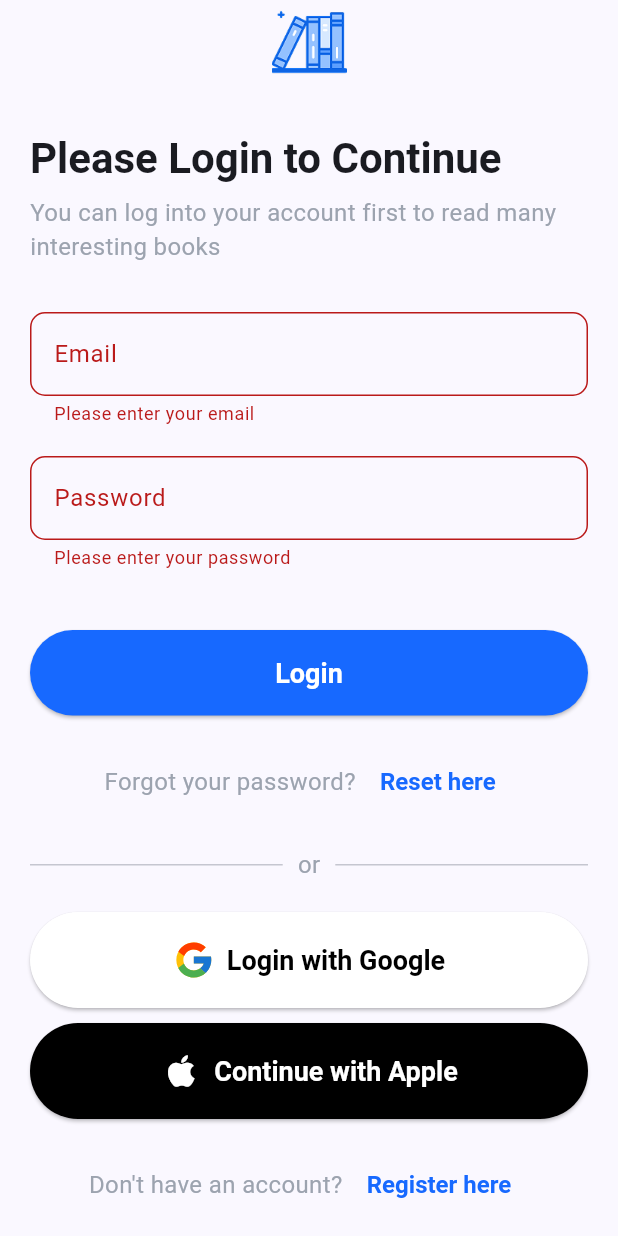
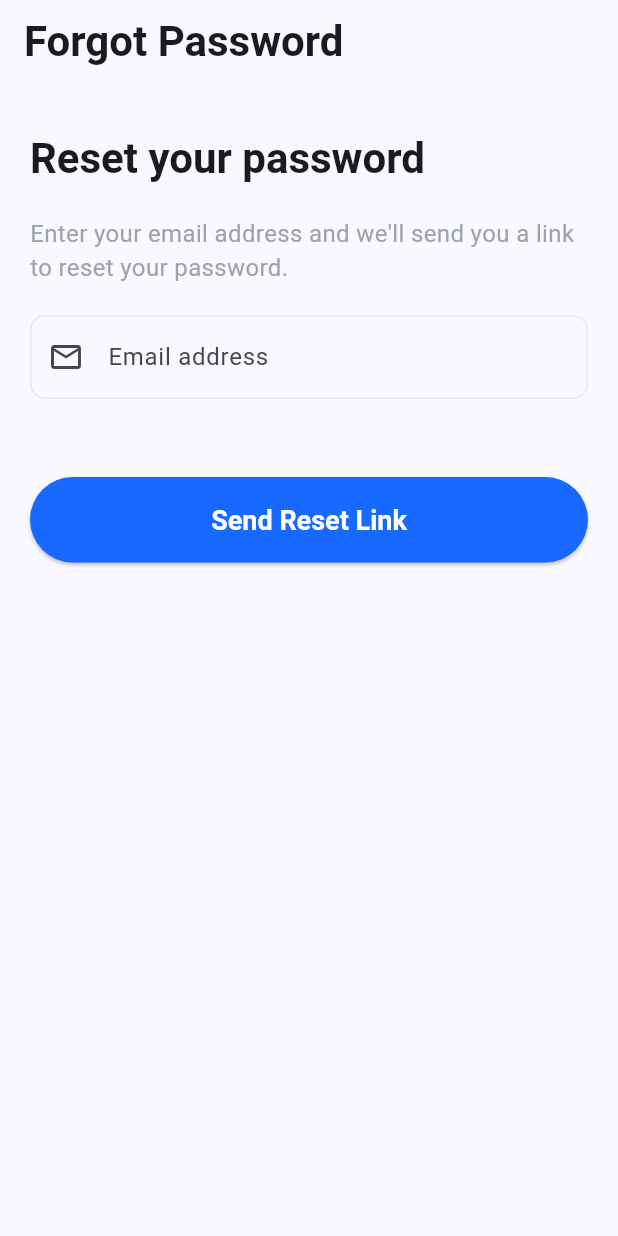
Before and after one commit to Hasibol-Hoda-Inu/Lipika, a Flutter app: the screen it shows after launch, after a tap on "Login", after a tap on "Reset here", on a phone screen of 412 x 824 dp. Run offline on Flutter 3.47's test engine with Material 3 defaults, Android fonts, the phone set to English and light mode, and no system bars; our stand-ins replace carousel_slider, flutter_svg, go_router, supabase_flutter; accounts and stored records are empty.

Commit message:
password reset flow added and auth ui enhanced

```diff
--- a/lib/application/routes/app_route_config.dart
+++ b/lib/application/routes/app_route_config.dart
@@ -1,7 +1,9 @@
 import 'package:flutter/material.dart';
 import 'package:go_router/go_router.dart';
 import 'package:lipika/features/auth/ui/screens/email_confirmation_screen.dart';
+import 'package:lipika/features/auth/ui/screens/forgot_password_screen.dart';
 import 'package:lipika/features/auth/ui/screens/login_screen.dart';
+import 'package:lipika/features/auth/ui/screens/reset_password_screen.dart';
 import 'package:lipika/features/auth/ui/screens/sign_up_screen.dart';
 import 'package:lipika/features/auth/ui/screens/splash_screen.dart';
 import 'package:lipika/features/category/ui/screens/categories_screen.dart';
@@ -12,7 +14,8 @@ import 'package:lipika/features/profile/ui/screens/account_settings.dart';
 import 'package:lipika/features/profile/ui/screens/personal_details.dart';
 import 'package:lipika/features/profile/ui/screens/privacy_policy.dart';
 import 'package:lipika/features/profile/ui/screens/profile.dart';
-
+import 'package:provider/provider.dart';
+import 'package:lipika/features/auth/ui/controllers/auth_controller.dart';
 import '../../features/auth/ui/controllers/auth_session_controller.dart';
 import '../../features/checkout_funnel/ui/screens/cart.dart';
 import '../../features/common/ui/screens/main_bottom_nav_screen.dart';
@@ -49,15 +52,31 @@ GoRouter createAppRouter(AuthSessionController authSession) {
         AppRouteConst.emailConfirmationRouteName,
       );
 
+      final String forgotPasswordPath = state.namedLocation(
+        AppRouteConst.forgotPasswordRouteName,
+      );
+
+      final String resetPasswordPath = state.namedLocation(
+        AppRouteConst.resetPasswordRouteName,
+      );
+
+      final bool isResetPassword =
+          currentPath == resetPasswordPath;
+
       final bool isSplash = currentPath == splashPath;
 
       final bool isAuthRoute =
           currentPath == loginPath ||
               currentPath == signUpPath ||
-              currentPath == confirmationPath;
+              currentPath == confirmationPath ||
+              currentPath == forgotPasswordPath;
 
       if (!authSession.isSplashComplete) {
         return isSplash ? null : splashPath;
+      }
+
+      if (authSession.isPasswordRecovery) {
+        return isResetPassword ? null : resetPasswordPath;
       }
 
       switch (authSession.status) {
@@ -72,7 +91,7 @@ GoRouter createAppRouter(AuthSessionController authSession) {
           return loginPath;
 
         case AppAuthStatus.authenticated:
-          if (isSplash || isAuthRoute) {
+          if (isSplash || isAuthRoute || isResetPassword) {
             return homePath;
           }
 
@@ -111,6 +130,29 @@ GoRouter createAppRouter(AuthSessionController authSession) {
         path: "/login",
         pageBuilder: (context, state) =>
             const MaterialPage(child: LoginScreen()),
+      ),
+      GoRoute(
+        name: AppRouteConst.forgotPasswordRouteName,
+        path: "/forgotPassword",
+        pageBuilder: (context, state) => MaterialPage(
+                child: ForgotPasswordScreen(
+                    initialEmail: state.extra as String?,
+                    onSendResetLink: (mail) {
+                      return context.read<AuthController>().sendPasswordResetEmail(email: mail);
+                    })
+            ),
+      ),
+      GoRoute(
+        name: AppRouteConst.resetPasswordRouteName,
+        path: "/resetPassword",
+        pageBuilder: (context, state) => MaterialPage(
+          child: ResetPasswordScreen(
+            onUpdatePassword: (password) {
+              return context.read<AuthController>()
+                  .updatePassword(newPassword: password);
+            },
+          ),
+        ),
       ),
       GoRoute(
         name: AppRouteConst.profileRouteName,
--- a/lib/application/routes/app_route_const.dart
+++ b/lib/application/routes/app_route_const.dart
@@ -3,6 +3,8 @@ class AppRouteConst {
   static const String signUpRouteName = "signUp";
   static const String loginRouteName = "login";
   static const String emailConfirmationRouteName = "emailConfirmation";
+  static const String forgotPasswordRouteName = "forgotPassword";
+  static const String resetPasswordRouteName = "resetPassword";
 
   static const String homeRouteName = "home";
 
--- a/lib/features/auth/ui/controllers/auth_session_controller.dart
+++ b/lib/features/auth/ui/controllers/auth_session_controller.dart
@@ -10,6 +10,9 @@ class AuthSessionController extends ChangeNotifier {
 
   bool _isSplashComplete = false;
   bool get isSplashComplete => _isSplashComplete;
+
+  bool _isPasswordRecovery = false;
+  bool get isPasswordRecovery => _isPasswordRecovery;
 
   final SupabaseClient _supabase;
   late final StreamSubscription<AuthState> _authSubscription;
@@ -40,7 +43,15 @@ class AuthSessionController extends ChangeNotifier {
             _updateSession(session);
             break;
 
+          case AuthChangeEvent.passwordRecovery:
+            _isPasswordRecovery = session != null;
+            _updateSession(session);
+            notifyListeners();
+            debugPrint("✅ Password recovery session detected");
+            break;
+
           case AuthChangeEvent.signedOut:
+            _isPasswordRecovery = false;
             _setStatus(AppAuthStatus.unauthenticated);
             break;
 
--- /dev/null
+++ b/lib/features/auth/ui/screens/forgot_password_screen.dart
@@ -0,0 +1,148 @@
+import 'package:flutter/material.dart';
+import 'package:lipika/features/auth/ui/utils/regex_validators.dart';
+
+import '../../../common/ui/widgets/app_snackbar.dart';
+
+class ForgotPasswordScreen extends StatefulWidget {
+  const ForgotPasswordScreen({
+    super.key,
+    required this.onSendResetLink,
+    this.initialEmail,
+  });
+
+  final Future<String?> Function(String email) onSendResetLink;
+  final String? initialEmail;
+
+  @override
+  State<ForgotPasswordScreen> createState() => _ForgotPasswordScreenState();
+}
+
+class _ForgotPasswordScreenState extends State<ForgotPasswordScreen> {
+  final GlobalKey<FormState> _formKey = GlobalKey<FormState>();
+  final TextEditingController _emailController = TextEditingController();
+
+  bool _isLoading = false;
+
+  @override
+  void initState() {
+    super.initState();
+    _emailController.text = widget.initialEmail ?? '';
+  }
+
+  @override
+  Widget build(BuildContext context) {
+    final theme = Theme.of(context);
+
+    return Scaffold(
+      appBar: AppBar(title: const Text("Forgot Password")),
+      body: SafeArea(
+        child: SingleChildScrollView(
+          padding: const EdgeInsets.symmetric(horizontal: 20, vertical: 32),
+          child: Center(
+            child: ConstrainedBox(
+              constraints: const BoxConstraints(maxWidth: 440),
+              child: Column(
+                crossAxisAlignment: CrossAxisAlignment.start,
+                spacing: 20,
+                children: [
+                  Text(
+                    "Reset your password",
+                    style: theme.textTheme.titleLarge,
+                  ),
+                  Text(
+                    "Enter your email address and we'll "
+                    "send you a link to reset your password.",
+                    style: theme.textTheme.bodyMedium,
+                  ),
+                  buildResetPasswordForm(),
+                  const SizedBox(height: 12),
+                  SizedBox(
+                    width: double.infinity,
+                    child: ElevatedButton(
+                      onPressed: _isLoading ? null : _sendResetLink,
+                      child: _isLoading
+                          ? const SizedBox(
+                              width: 24,
+                              height: 24,
+                              child: CircularProgressIndicator(
+                                color: Colors.white,
+                                strokeWidth: 2,
+                              ),
+                            )
+                          : const Text("Send Reset Link"),
+                    ),
+                  ),
+                ],
+              ),
+            ),
+          ),
+        ),
+      ),
+    );
+  }
+
+  Form buildResetPasswordForm() {
+    return Form(
+      key: _formKey,
+      child: TextFormField(
+        controller: _emailController,
+        keyboardType: TextInputType.emailAddress,
+        textInputAction: TextInputAction.done,
+        autofillHints: const [AutofillHints.email],
+        autovalidateMode: AutovalidateMode.onUserInteraction,
+        decoration: const InputDecoration(
+          labelText: "Email address",
+          hintText: "youremail@mail.com",
+          prefixIcon: Icon(Icons.email_outlined),
+        ),
+        validator: (value) {
+          final String email = value?.trim() ?? '';
+
+          if (email.isEmpty) {
+            return "Please enter your email";
+          } else if (!email.validEmail()) {
+            return "Please enter a valid email";
+          }
+
+          return null;
+        },
+        onFieldSubmitted: (_) => _sendResetLink(),
+      ),
+    );
+  }
+
+  Future<void> _sendResetLink() async {
+    if (_isLoading) return;
+    if (!_formKey.currentState!.validate()) return;
+
+    setState(() => _isLoading = true);
+
+    String? error;
+
+    try {
+      error = await widget.onSendResetLink(_emailController.text.trim());
+    } catch (e) {
+      debugPrint("Password reset request error: $e");
+      error = "Something went wrong. Please try again.";
+    }
+
+    if (!mounted) return;
+
+    setState(() => _isLoading = false);
+
+    AppSnackBar.show(
+      context,
+      message:
+          error ??
+          "If an account exists for this email, "
+              "you'll receive a password reset link.",
+      type: error == null ? SnackBarType.success : SnackBarType.error,
+    );
+  }
+
+  @override
+  void dispose() {
+    _emailController.dispose();
+    super.dispose();
+  }
+}
--- a/lib/features/auth/ui/screens/login_screen.dart
+++ b/lib/features/auth/ui/screens/login_screen.dart
@@ -4,6 +4,7 @@ import 'package:go_router/go_router.dart';
 import 'package:lipika/application/assets_path.dart';
 import 'package:lipika/application/routes/app_route_const.dart';
 import 'package:lipika/features/auth/ui/screens/sign_up_screen.dart';
+import 'package:lipika/features/auth/ui/utils/regex_validators.dart';
 import 'package:lipika/features/auth/ui/widgets/social_auth_buttons.dart';
 import 'package:provider/provider.dart';
 
@@ -21,6 +22,8 @@ class _LoginScreenState extends State<LoginScreen> {
   final GlobalKey<FormState> _formKey = GlobalKey<FormState>();
   final TextEditingController _emailController = TextEditingController();
   final TextEditingController _passwordController = TextEditingController();
+
+  bool _obscurePassword = true;
 
   @override
   Widget build(BuildContext context) {
@@ -66,10 +69,10 @@ class _LoginScreenState extends State<LoginScreen> {
               ),
               const SizedBox(height: 20),
               Row(
-                mainAxisAlignment: MainAxisAlignment.center,
+                mainAxisAlignment: .center,
                 children: [
                   const Text("Forgot your password? "),
-                  TextButton(onPressed: () {}, child: const Text("Reset here")),
+                  TextButton(onPressed: goToForgotPasswordScreen, child: const Text("Reset here")),
                 ],
               ),
               const SizedBox(height: 20),
@@ -109,14 +112,18 @@ class _LoginScreenState extends State<LoginScreen> {
             validator: (value) {
               if (value == null || value.isEmpty) {
                 return "Please enter your email";
+              }else if(!value.validEmail()){
+                return "Please enter a valid email";
               }
               return null;
             },
             keyboardType: TextInputType.emailAddress,
             textInputAction: TextInputAction.next,
+            autofillHints: const [AutofillHints.email],
             decoration: const InputDecoration(
               hintText: "youremail@mail.com",
               labelText: "Email",
+              prefixIcon: Icon(Icons.email_outlined),
             ),
           ),
           TextFormField(
@@ -130,9 +137,23 @@ class _LoginScreenState extends State<LoginScreen> {
             keyboardType: TextInputType.visiblePassword,
             obscureText: true,
             textInputAction: TextInputAction.done,
-            decoration: const InputDecoration(
+            decoration: InputDecoration(
               hintText: "input your password",
               labelText: "Password",
+              prefixIcon: const Icon(Icons.lock_outline),
+              suffixIcon: IconButton(
+                onPressed: () {
+                  setState(() {
+                    _obscurePassword =
+                    !_obscurePassword;
+                  });
+                },
+                icon: Icon(
+                  _obscurePassword
+                      ? Icons.visibility_off_outlined
+                      : Icons.visibility_outlined,
+                ),
+              ),
             ),
           ),
         ],
@@ -168,6 +189,10 @@ class _LoginScreenState extends State<LoginScreen> {
     GoRouter.of(context).pushReplacementNamed(AppRouteConst.signUpRouteName);
   }
 
+  void goToForgotPasswordScreen(){
+    GoRouter.of(context).pushReplacementNamed(AppRouteConst.forgotPasswordRouteName);
+  }
+
   @override
   void dispose() {
     _emailController.dispose();
--- a/pubspec.yaml
+++ b/pubspec.yaml
@@ -6,7 +6,7 @@ publish_to: 'none' # Remove this line if you wish to publish to pub.dev
 version: 1.0.0+1
 
 environment:
-  sdk: ^3.9.2
+  sdk: ^3.13.3
 
 dependencies:
   flutter:
```
Also changed, not shown: lib/features/auth/data/services/auth_service.dart (+17 -0 lines), lib/features/auth/ui/controllers/auth_controller.dart (+42 -0 lines), lib/features/auth/ui/screens/reset_password_screen.dart (added, +216 -0 lines), lib/features/auth/ui/screens/sign_up_screen.dart (+26 -4 lines), pubspec.lock, 1 other file.
